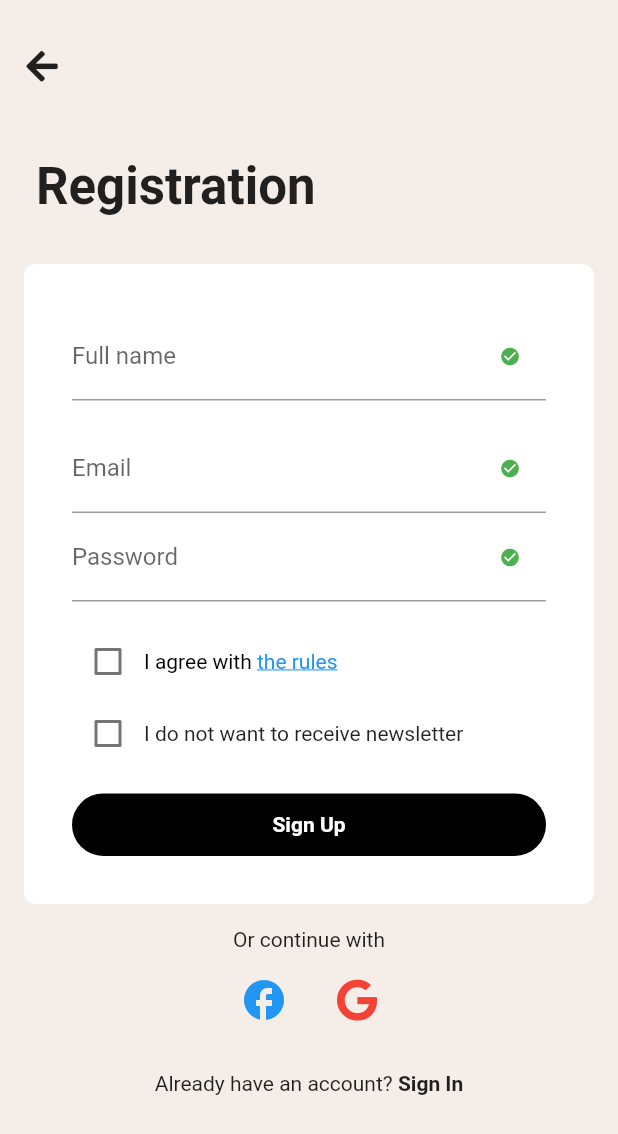
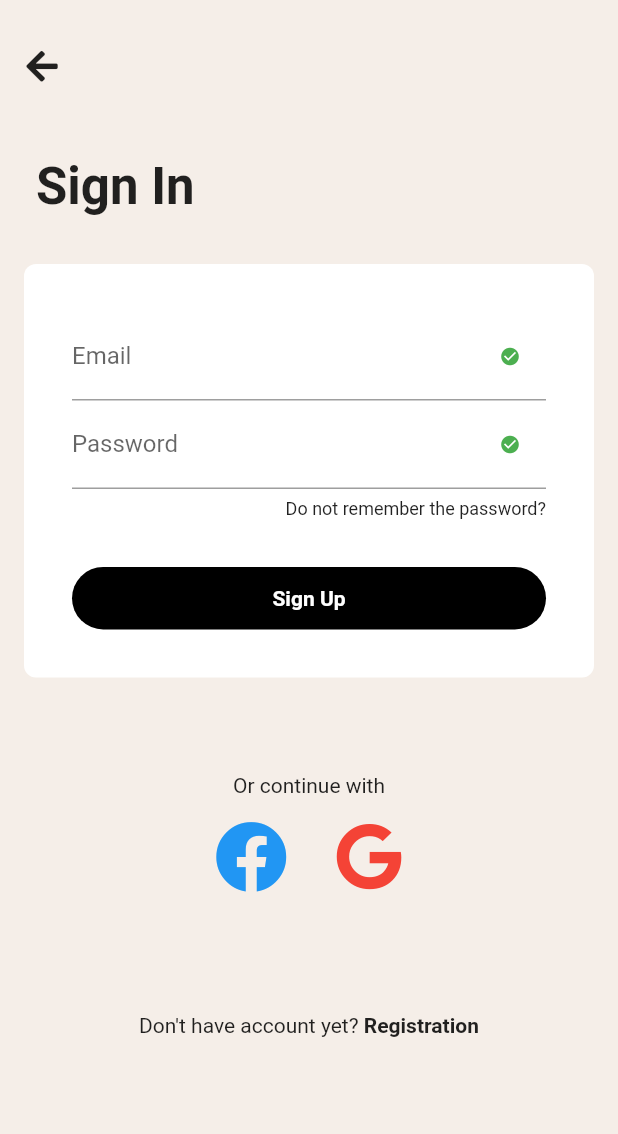
Before and after one commit to hammasali/petCare, a Flutter app: the screen it shows after launch, after a tap on "Sign In", on a phone screen of 412 x 824 dp. Shown: the top 1134 px of the screen. Run offline on Flutter 3.47's test engine with Material 2 defaults, Android fonts, the phone set to English and light mode, and no system bars; our stand-ins replace font_awesome_flutter.

Commit message:
update commit

```diff
--- a/lib/main.dart
+++ b/lib/main.dart
@@ -1,7 +1,6 @@
 import 'package:flutter/material.dart';
 import 'package:pet_care/routes.dart';
-import 'package:pet_care/screens/login_screen.dart';
-import 'package:pet_care/screens/register_screen.dart';
+import 'screens/login_screen.dart';
 
 void main() => runApp(MyApp());
 
@@ -12,7 +11,7 @@ class MyApp extends StatelessWidget {
       debugShowCheckedModeBanner: false,
       theme: ThemeData(),
       routes: routes,
-      initialRoute: RegisterScreen.routeName,
+      initialRoute: LoginScreen.routeName,
     );
   }
 }
--- a/lib/routes.dart
+++ b/lib/routes.dart
@@ -1,8 +1,10 @@
 import 'package:flutter/material.dart';
 import 'package:pet_care/screens/login_screen.dart';
 import 'package:pet_care/screens/register_screen.dart';
+import 'package:pet_care/screens/signIn_screen.dart';
 
 final Map<String, WidgetBuilder> routes = {
   LoginScreen.routeName: (context) => LoginScreen(),
+  SignInScreen.routeName: (context) => SignInScreen(),
   RegisterScreen.routeName: (context) => RegisterScreen(),
 };
--- a/lib/screens/login_screen.dart
+++ b/lib/screens/login_screen.dart
@@ -1,7 +1,6 @@
 import 'package:flutter/material.dart';
 import 'package:font_awesome_flutter/font_awesome_flutter.dart';
 import 'package:pet_care/constants.dart';
-import 'package:pet_care/screens/register_screen.dart';
 
 class LoginScreen extends StatelessWidget {
   static const String routeName = "/";
@@ -133,19 +132,19 @@ class LoginScreen extends StatelessWidget {
               SizedBox(height: kDefaultPadding * 3),
               GestureDetector(
                 onTap: () {
-                  print('Tapped');
+                  Navigator.pushNamed(context, "/register_screen");
                 },
                 child: Container(
                   padding: EdgeInsets.symmetric(vertical: kDefaultPadding),
                   decoration: BoxDecoration(
-                    color: Color(0xFFA73131),
+                    color: Color(0xFFFFFFFF),
                     borderRadius: BorderRadius.circular(32),
                   ),
                   child: Center(
                     child: Text(
                       'Register with Email',
                       style: TextStyle(
-                        color: Colors.lightBlueAccent,
+                        color: Colors.black,
                         fontWeight: FontWeight.bold,
                       ),
                     ),
@@ -158,7 +157,9 @@ class LoginScreen extends StatelessWidget {
                 children: [
                   Text('Already have an account? '),
                   GestureDetector(
-                    onTap: () {},
+                    onTap: () {
+                      Navigator.pushNamed(context, "/signIn_screen");
+                    },
                     child: Text(
                       'Sign In',
                       style: TextStyle(
--- a/lib/screens/register_screen.dart
+++ b/lib/screens/register_screen.dart
@@ -64,7 +64,6 @@ class _RegisterScreenState extends State<RegisterScreen> {
                           labelText: 'Full name',
                         ),
                       ),
-                      SizedBox(height: kDefaultPadding),
                       TextField(
                         decoration: InputDecoration(
                           suffixIcon: Icon(
@@ -167,14 +166,14 @@ class _RegisterScreenState extends State<RegisterScreen> {
                           mainAxisAlignment: MainAxisAlignment.center,
                           children: [
                             Icon(
-                              Icons.facebook,
+                              FontAwesomeIcons.facebook,
                               size: 32,
                               color: Colors.blue,
                             ),
                             SizedBox(width: kDefaultPadding * 2),
                             Icon(
                               FontAwesomeIcons.google,
-                              size: 28,
+                              size: 29,
                               color: Colors.red,
                             ),
                           ],
@@ -186,7 +185,9 @@ class _RegisterScreenState extends State<RegisterScreen> {
                         children: [
                           Text('Already have an account? '),
                           GestureDetector(
-                            onTap: () {},
+                            onTap: () {
+                              Navigator.pushNamed(context, "/signIn_screen");
+                            },
                             child: Text(
                               'Sign In',
                               style: TextStyle(
--- /dev/null
+++ b/lib/screens/signIn_screen.dart
@@ -0,0 +1,172 @@
+import 'package:flutter/material.dart';
+import 'package:font_awesome_flutter/font_awesome_flutter.dart';
+import 'package:pet_care/constants.dart';
+
+class SignInScreen extends StatefulWidget {
+  static const String routeName = "/signIn_screen";
+
+  @override
+  _SignInScreenState createState() => _SignInScreenState();
+}
+
+class _SignInScreenState extends State<SignInScreen> {
+  @override
+  Widget build(BuildContext context) {
+    return Scaffold(
+      backgroundColor: kDefaultBackgroundColor,
+      body: SafeArea(
+        child: Padding(
+          padding: EdgeInsets.only(
+            left: kDefaultPadding,
+            right: kDefaultPadding,
+            top: kDefaultPadding * 2,
+          ),
+          child: SingleChildScrollView(
+            child: Column(
+              crossAxisAlignment: CrossAxisAlignment.start,
+              children: [
+                GestureDetector(
+                  child: Icon(
+                    FontAwesomeIcons.arrowLeft,
+                    size: 24,
+                  ),
+                ),
+                SizedBox(height: kDefaultPadding * 3),
+                Padding(
+                  padding: EdgeInsets.only(left: kDefaultPadding / 2),
+                  child: Text(
+                    'Sign In',
+                    style: TextStyle(
+                      fontWeight: FontWeight.bold,
+                      fontSize: 34,
+                    ),
+                  ),
+                ),
+                SizedBox(height: kDefaultPadding * 2),
+                Container(
+                  padding: EdgeInsets.all(kDefaultPadding * 2),
+                  decoration: BoxDecoration(
+                    color: Colors.white,
+                    borderRadius: BorderRadius.circular(8),
+                  ),
+                  child: Column(
+                    mainAxisAlignment: MainAxisAlignment.start,
+                    children: [
+                      TextField(
+                        decoration: InputDecoration(
+                          suffixIcon: Icon(
+                            Icons.check_circle,
+                            color: Colors.green,
+                            size: 14,
+                          ),
+                          labelText: 'Email',
+                        ),
+                      ),
+                      TextField(
+                        decoration: InputDecoration(
+                          suffixIcon: Icon(
+                            Icons.check_circle,
+                            color: Colors.green,
+                            size: 14,
+                          ),
+                          labelText: 'Password',
+                        ),
+                      ),
+                      SizedBox(height: kDefaultPadding - 10),
+                      Row(
+                        mainAxisAlignment: MainAxisAlignment.end,
+                        children: [
+                          GestureDetector(
+                            onTap: (){
+                              print("Tapped");
+                            },
+                            child: Text(
+                              "Do not remember the password?",
+                              style: TextStyle(
+                                fontSize: 12,
+                              ),
+                            ),
+                          ),
+                        ],
+                      ),
+                      SizedBox(height: kDefaultPadding * 2),
+                      GestureDetector(
+                        onTap: () {
+                          print('Tapped');
+                        },
+                        child: Container(
+                          padding: EdgeInsets.symmetric(
+                              vertical: kDefaultPadding * 0.8),
+                          decoration: BoxDecoration(
+                            color: Color(0xFF000000),
+                            borderRadius: BorderRadius.circular(32),
+                          ),
+                          child: Center(
+                            child: Text(
+                              'Sign Up',
+                              style: TextStyle(
+                                color: Colors.white,
+                                fontWeight: FontWeight.bold,
+                              ),
+                            ),
+                          ),
+                        ),
+                      ),
+                    ],
+                  ),
+                ),
+                Container(
+                  margin: EdgeInsets.only(top: kDefaultPadding * 4),
+                  width: double.infinity,
+                  child: Column(
+                    crossAxisAlignment: CrossAxisAlignment.center,
+                    children: [
+                      Text('Or continue with'),
+                      SizedBox(height: kDefaultPadding),
+                      Center(
+                        child: Row(
+                          mainAxisAlignment: MainAxisAlignment.center,
+                          children: [
+                            Icon(
+                              FontAwesomeIcons.facebook,
+                              size: 48,
+                              color: Colors.blue,
+                            ),
+                            SizedBox(width: kDefaultPadding * 2),
+                            Icon(
+                              FontAwesomeIcons.google,
+                              size: 45,
+                              color: Colors.red,
+                            ),
+                          ],
+                        ),
+                      ),
+                      SizedBox(height: kDefaultPadding * 5),
+                      Row(
+                        mainAxisAlignment: MainAxisAlignment.center,
+                        children: [
+                          Text("Don't have account yet? "),
+                          GestureDetector(
+                            onTap: () {
+                              Navigator.pushNamed(context, "/register_screen");
+                            },
+                            child: Text(
+                              'Registration',
+                              style: TextStyle(
+                                fontWeight: FontWeight.bold,
+                              ),
+                            ),
+                          ),
+                        ],
+                      ),
+                    ],
+                  ),
+                )
+              ],
+            ),
+          ),
+        ),
+      ),
+    );
+  }
+}
```
Also changed, not shown: pubspec.yaml (+10 -4 lines), assets/images/1.png (added), assets/images/2.png (added), assets/images/3.png (added), assets/images/4.png (added), assets/images/5.png (added), assets/images/6.png (added), pubspec.lock, 11 other files.
